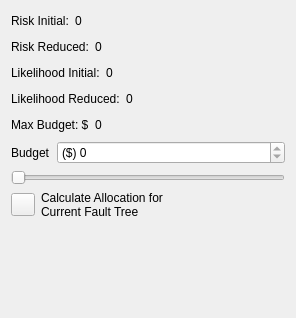
Before: the Qt Designer form plugins/calculate/dmzMBRAFTCalculateForm.ui in dmzgroup/mbra, drawn with Qt 5.
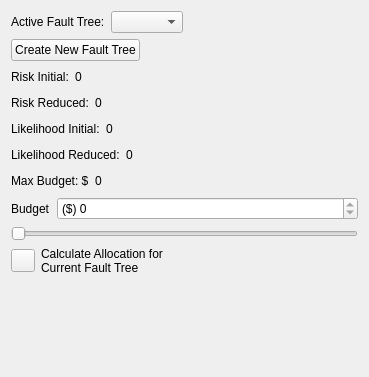
After: the same form once the commit is applied.

```diff
--- a/plugins/calculate/dmzMBRAFTCalculateForm.ui
+++ b/plugins/calculate/dmzMBRAFTCalculateForm.ui
@@ -1,31 +1,85 @@
 <ui version="4.0" >
  <class>calculateForm</class>
- <widget class="QWidget" name="calculateForm" >
-  <property name="geometry" >
+ <widget class="QWidget" name="calculateForm">
+  <property name="geometry">
    <rect>
     <x>0</x>
     <y>0</y>
-    <width>296</width>
-    <height>318</height>
+    <width>369</width>
+    <height>377</height>
    </rect>
   </property>
   <property name="windowTitle" >
    <string>Form</string>
   </property>
-  <layout class="QGridLayout" >
-   <item row="0" column="0" >
-    <layout class="QHBoxLayout" >
+  <layout class="QVBoxLayout" name="verticalLayout">
+   <item>
+    <layout class="QHBoxLayout" name="horizontalLayout">
      <item>
-      <widget class="QLabel" name="label_4" >
-       <property name="text" >
+      <widget class="QLabel" name="label_7">
+       <property name="text">
+        <string>Active Fault Tree:</string>
+       </property>
+       <property name="alignment">
+        <set>Qt::AlignLeading|Qt::AlignLeft|Qt::AlignVCenter</set>
+       </property>
+      </widget>
+     </item>
+     <item>
+      <widget class="QComboBox" name="rootBox"/>
+     </item>
+     <item>
+      <spacer name="horizontalSpacer">
+       <property name="orientation">
+        <enum>Qt::Horizontal</enum>
+       </property>
+       <property name="sizeHint" stdset="0">
+        <size>
+         <width>40</width>
+         <height>20</height>
+        </size>
+       </property>
+      </spacer>
+     </item>
+    </layout>
+   </item>
+   <item>
+    <layout class="QHBoxLayout" name="horizontalLayout_2">
+     <item>
+      <widget class="QPushButton" name="createRootButton">
+       <property name="text">
+        <string>Create New Fault Tree</string>
+       </property>
+      </widget>
+     </item>
+     <item>
+      <spacer name="horizontalSpacer_2">
+       <property name="orientation">
+        <enum>Qt::Horizontal</enum>
+       </property>
+       <property name="sizeHint" stdset="0">
+        <size>
+         <width>40</width>
+         <height>20</height>
+        </size>
+       </property>
+      </spacer>
+     </item>
+    </layout>
+   </item>
+   <item>
+    <layout class="QHBoxLayout">
+     <item>
+      <widget class="QLabel" name="label_4">
+       <property name="text">
         <string>Risk Initial:</string>
        </property>
       </widget>
      </item>
      <item>
-      <widget class="QLabel" name="riskLabel" >
-       <property name="sizePolicy" >
-        <sizepolicy vsizetype="Preferred" hsizetype="Fixed" >
+      <widget class="QLabel" name="riskLabel">
+       <property name="sizePolicy">
+        <sizepolicy hsizetype="Fixed" vsizetype="Preferred">
          <horstretch>0</horstretch>
          <verstretch>0</verstretch>
         </sizepolicy>
@@ -50,19 +104,19 @@
      </item>
     </layout>
    </item>
-   <item row="1" column="0" colspan="2" >
-    <layout class="QHBoxLayout" >
+   <item>
+    <layout class="QHBoxLayout">
      <item>
-      <widget class="QLabel" name="label" >
-       <property name="text" >
+      <widget class="QLabel" name="label">
+       <property name="text">
         <string>Risk Reduced:</string>
        </property>
       </widget>
      </item>
      <item>
-      <widget class="QLabel" name="riskReducedLabel" >
-       <property name="sizePolicy" >
-        <sizepolicy vsizetype="Preferred" hsizetype="Fixed" >
+      <widget class="QLabel" name="riskReducedLabel">
+       <property name="sizePolicy">
+        <sizepolicy hsizetype="Fixed" vsizetype="Preferred">
          <horstretch>0</horstretch>
          <verstretch>0</verstretch>
         </sizepolicy>
@@ -87,19 +141,19 @@
      </item>
     </layout>
    </item>
-   <item row="2" column="0" colspan="2" >
-    <layout class="QHBoxLayout" >
+   <item>
+    <layout class="QHBoxLayout">
      <item>
-      <widget class="QLabel" name="label_5" >
-       <property name="text" >
+      <widget class="QLabel" name="label_5">
+       <property name="text">
         <string>Likelihood Initial:</string>
        </property>
       </widget>
      </item>
      <item>
-      <widget class="QLabel" name="vulnerabilityLabel" >
-       <property name="sizePolicy" >
-        <sizepolicy vsizetype="Preferred" hsizetype="Fixed" >
+      <widget class="QLabel" name="vulnerabilityLabel">
+       <property name="sizePolicy">
+        <sizepolicy hsizetype="Fixed" vsizetype="Preferred">
          <horstretch>0</horstretch>
          <verstretch>0</verstretch>
         </sizepolicy>
@@ -124,19 +178,19 @@
      </item>
     </layout>
    </item>
-   <item row="3" column="0" colspan="2" >
-    <layout class="QHBoxLayout" >
+   <item>
+    <layout class="QHBoxLayout">
      <item>
-      <widget class="QLabel" name="label_6" >
-       <property name="text" >
+      <widget class="QLabel" name="label_6">
+       <property name="text">
         <string>Likelihood Reduced:</string>
        </property>
       </widget>
      </item>
      <item>
-      <widget class="QLabel" name="vulnerabilityReducedLabel" >
-       <property name="sizePolicy" >
-        <sizepolicy vsizetype="Preferred" hsizetype="Fixed" >
+      <widget class="QLabel" name="vulnerabilityReducedLabel">
+       <property name="sizePolicy">
+        <sizepolicy hsizetype="Fixed" vsizetype="Preferred">
          <horstretch>0</horstretch>
          <verstretch>0</verstretch>
         </sizepolicy>
@@ -161,19 +215,19 @@
      </item>
     </layout>
    </item>
-   <item row="4" column="0" colspan="2" >
-    <layout class="QHBoxLayout" >
+   <item>
+    <layout class="QHBoxLayout">
      <item>
-      <widget class="QLabel" name="label_3" >
-       <property name="text" >
+      <widget class="QLabel" name="label_3">
+       <property name="text">
         <string>Max Budget: $</string>
        </property>
       </widget>
      </item>
      <item>
-      <widget class="QLabel" name="maxBudgetLabel" >
-       <property name="sizePolicy" >
-        <sizepolicy vsizetype="Preferred" hsizetype="Fixed" >
+      <widget class="QLabel" name="maxBudgetLabel">
+       <property name="sizePolicy">
+        <sizepolicy hsizetype="Fixed" vsizetype="Preferred">
          <horstretch>0</horstretch>
          <verstretch>0</verstretch>
         </sizepolicy>
@@ -198,19 +252,19 @@
      </item>
     </layout>
    </item>
-   <item row="5" column="0" colspan="2" >
-    <layout class="QHBoxLayout" >
+   <item>
+    <layout class="QHBoxLayout">
      <item>
-      <widget class="QLabel" name="label_2" >
-       <property name="text" >
+      <widget class="QLabel" name="label_2">
+       <property name="text">
         <string>Budget</string>
        </property>
       </widget>
      </item>
      <item>
-      <widget class="QSpinBox" name="budgetSpinBox" >
-       <property name="sizePolicy" >
-        <sizepolicy vsizetype="Fixed" hsizetype="Expanding" >
+      <widget class="QSpinBox" name="budgetSpinBox">
+       <property name="sizePolicy">
+        <sizepolicy hsizetype="Expanding" vsizetype="Fixed">
          <horstretch>0</horstretch>
          <verstretch>0</verstretch>
         </sizepolicy>
@@ -228,9 +282,9 @@
      </item>
     </layout>
    </item>
-   <item row="6" column="0" colspan="2" >
-    <widget class="QSlider" name="budgetSlider" >
-     <property name="maximum" >
+   <item>
+    <widget class="QSlider" name="budgetSlider">
+     <property name="maximum">
       <number>0</number>
      </property>
      <property name="orientation" >
@@ -238,14 +292,14 @@
      </property>
     </widget>
    </item>
-   <item row="7" column="0" colspan="2" >
-    <layout class="QHBoxLayout" >
+   <item>
+    <layout class="QHBoxLayout">
      <item>
-      <widget class="QToolButton" name="calculateButton" />
+      <widget class="QToolButton" name="calculateButton"/>
      </item>
      <item>
-      <widget class="QLabel" name="infoLabel" >
-       <property name="text" >
+      <widget class="QLabel" name="infoLabel">
+       <property name="text">
         <string>Calculate Allocation for
 Current Fault Tree</string>
        </property>
@@ -253,7 +307,7 @@
      </item>
     </layout>
    </item>
-   <item row="8" column="0" colspan="2" >
+   <item>
     <spacer>
      <property name="orientation" >
       <enum>Qt::Vertical</enum>
```
Left out of the diff: 55 changed lines with no effect on the pictures.
